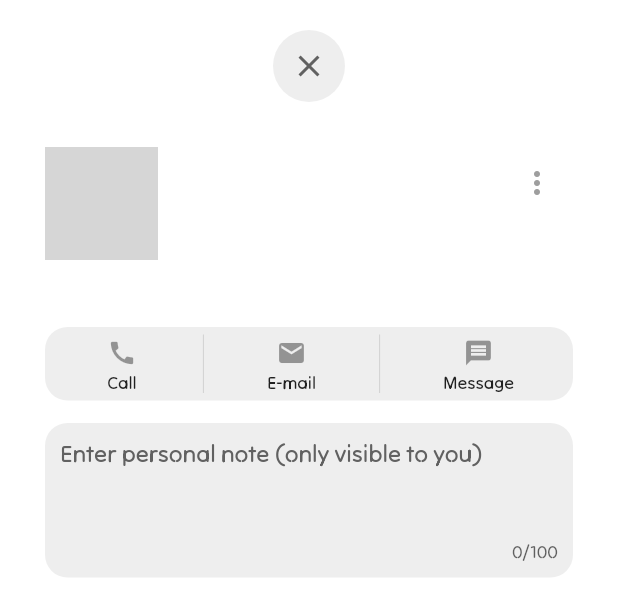
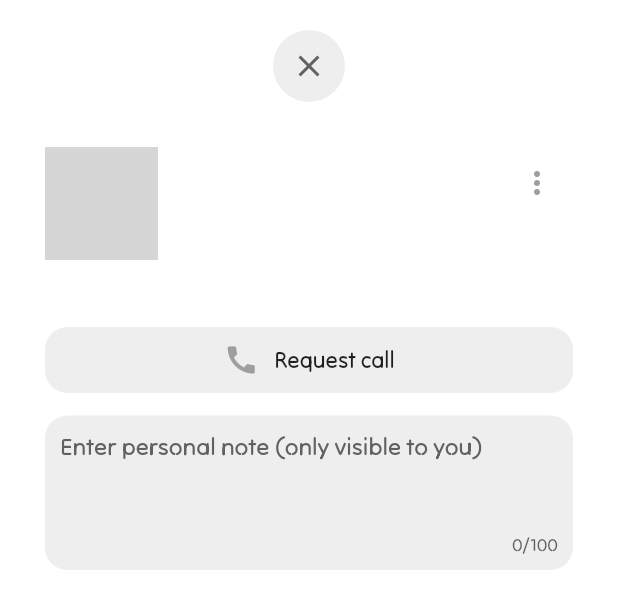
Before and after one commit to lilmistake/ccxitsurgent, a Flutter app: the ContactDialog widget shown alone on an empty page, opened directly with empty values, on a phone screen of 412 x 824 dp. Shown: the top 616 px of the screen. Run offline on Flutter 3.47's test engine with Material 2 defaults, Android fonts, the phone set to English and light mode, and no system bars; our stand-ins replace flutter_svg; network calls fail; grey boxes are pictures that could not be loaded.

Commit message:
design change

```diff
--- a/lib/pages/contacts/widgets/contact_dialog.dart
+++ b/lib/pages/contacts/widgets/contact_dialog.dart
@@ -1,4 +1,5 @@
 import 'package:ccxitsurgent/models/user_model.dart';
+import 'package:ccxitsurgent/widgets/profile_picture.dart';
 import 'package:flutter/material.dart';
 
 class ContactDialog extends StatelessWidget {
@@ -27,40 +28,7 @@ class ContactDialog extends StatelessWidget {
                       Row(
                         mainAxisAlignment: MainAxisAlignment.start,
                         children: [
-                          Stack(
-                            alignment: Alignment.bottomRight,
-                            children: [
-                              ClipRRect(
-                                borderRadius: BorderRadius.circular(99999),
-                                child: Container(
-                                  color:
-                                      Theme.of(context).colorScheme.secondary,
-                                  child: Image.network(
-                                    user.avatar,
-                                    filterQuality: FilterQuality.medium,
-                                    width: 75,
-                                  ),
-                                ),
-                              ),
-                              Positioned(
-                                bottom: 2,
-                                right: 2,
-                                child: Container(
-                                  decoration: BoxDecoration(
-                                      border: Border.all(
-                                          strokeAlign: 0,
-                                          color: Theme.of(context)
-                                              .colorScheme
-                                              .background,
-                                          width: 3),
-                                      color: Colors.green,
-                                      shape: BoxShape.circle),
-                                  width: 18,
-                                  height: 18,
-                                ),
-                              )
-                            ],
-                          ),
+                          ProfilePicture(user: user),
                         ],
                       ),
                       const SizedBox(
@@ -75,25 +43,30 @@ class ContactDialog extends StatelessWidget {
                               fontSize: 20, fontWeight: FontWeight.bold),
                         ),
                       ),
-                      Container(
-                        decoration: BoxDecoration(
-                            borderRadius: BorderRadius.circular(15),
-                            color: Theme.of(context).colorScheme.secondary),
-                        margin: const EdgeInsets.only(top: 10, bottom: 10),
-                        padding: const EdgeInsets.all(5),
-                        child: IntrinsicHeight(
+                      InkWell(
+                        splashColor: Colors.red,
+                        borderRadius:
+                            const BorderRadius.all(Radius.circular(15)),
+                        child: Container(
+                          decoration: BoxDecoration(
+                              borderRadius: BorderRadius.circular(15),
+                              color: Theme.of(context).colorScheme.secondary),
+                          margin: const EdgeInsets.only(top: 10, bottom: 10),
+                          padding: const EdgeInsets.all(10),
                           child: Row(
-                              mainAxisAlignment: MainAxisAlignment.spaceEvenly,
-                              children: [
-                                _contactButtons(
-                                    icon: Icons.call, label: "Call"),
-                                const VerticalDivider(),
-                                _contactButtons(
-                                    icon: Icons.mail, label: "E-mail"),
-                                const VerticalDivider(),
-                                _contactButtons(
-                                    icon: Icons.message, label: "Message"),
-                              ]),
+                            mainAxisAlignment: MainAxisAlignment.center,
+                            crossAxisAlignment: CrossAxisAlignment.center,
+                            children: const [
+                              Icon(Icons.call),
+                              SizedBox(
+                                width: 10,
+                              ),
+                              Text(
+                                "Request call",
+                                style: TextStyle(fontSize: 15),
+                              ),
+                            ],
+                          ),
                         ),
                       ),
                       const SizedBox(
```
